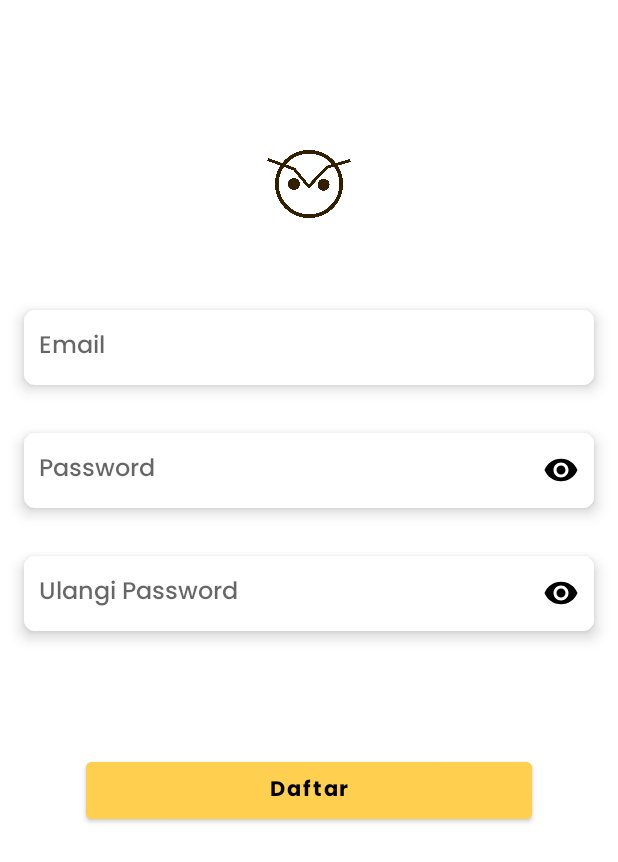
After one commit to ProjectDans/SmartEdu, an Android app: the RegisterActivity screen opened directly, with no data from a screen before it, on a phone screen of 412 x 824 dp. The commit adds this screen. Shown: the top 862 px of the screen. Run offline under Robolectric (Android 15) with nearby library versions, the phone set to English and light mode, and no system bars.

Commit message:
Membuat halaman register

```diff
--- a/app/src/main/AndroidManifest.xml
+++ b/app/src/main/AndroidManifest.xml
@@ -12,6 +12,13 @@
         android:supportsRtl="true"
         android:theme="@style/Theme.SmartEdu"
         tools:targetApi="31">
+        <activity
+            android:name=".RegisterActivity"
+            android:exported="false">
+            <meta-data
+                android:name="android.app.lib_name"
+                android:value="" />
+        </activity>
         <activity
             android:name=".LoginActivity"
             android:exported="false">
--- a/app/src/main/java/com/danscoding/smartedu/LoginActivity.kt
+++ b/app/src/main/java/com/danscoding/smartedu/LoginActivity.kt
@@ -1,11 +1,22 @@
 package com.danscoding.smartedu
 
+import android.content.Intent
 import androidx.appcompat.app.AppCompatActivity
 import android.os.Bundle
+import android.widget.TextView
 
 class LoginActivity : AppCompatActivity() {
+
+    lateinit var tvDaftar : TextView
+
     override fun onCreate(savedInstanceState: Bundle?) {
         super.onCreate(savedInstanceState)
         setContentView(R.layout.activity_login)
+
+        tvDaftar = findViewById(R.id.tvdaftardisini)
+        tvDaftar.setOnClickListener {
+            val intent = Intent(this@LoginActivity, RegisterActivity::class.java)
+            startActivity(intent)
+        }
     }
 }
--- /dev/null
+++ b/app/src/main/java/com/danscoding/smartedu/RegisterActivity.kt
@@ -0,0 +1,11 @@
+package com.danscoding.smartedu
+
+import androidx.appcompat.app.AppCompatActivity
+import android.os.Bundle
+
+class RegisterActivity : AppCompatActivity() {
+    override fun onCreate(savedInstanceState: Bundle?) {
+        super.onCreate(savedInstanceState)
+        setContentView(R.layout.activity_register)
+    }
+}
--- a/app/src/main/res/layout/activity_login.xml
+++ b/app/src/main/res/layout/activity_login.xml
@@ -23,7 +23,7 @@
         android:layout_height="45dp"
         android:layout_below="@id/tvsignin"
         android:layout_centerHorizontal="true"
-        android:layout_marginTop="55dp"
+        android:layout_marginTop="40dp"
         android:src="@drawable/logo2"/>
 
     <LinearLayout
@@ -156,6 +156,7 @@
             app:layout_constraintTop_toBottomOf="@+id/innerLinearLayout" />
 
         <TextView
+            android:id="@+id/tvdaftardisini"
             android:layout_width="wrap_content"
             android:layout_height="wrap_content"
             android:layout_below="@id/constraintLayout"
--- /dev/null
+++ b/app/src/main/res/layout/activity_register.xml
@@ -0,0 +1,82 @@
+<?xml version="1.0" encoding="utf-8"?>
+<RelativeLayout xmlns:android="http://schemas.android.com/apk/res/android"
+    xmlns:app="http://schemas.android.com/apk/res-auto"
+    xmlns:tools="http://schemas.android.com/tools"
+    android:layout_width="match_parent"
+    android:layout_height="match_parent"
+    tools:context=".RegisterActivity">
+
+    <ImageView
+        android:id="@+id/logo1"
+        android:layout_width="60dp"
+        android:layout_height="45dp"
+        android:layout_centerHorizontal="true"
+        android:layout_marginTop="100dp"
+        android:src="@drawable/logo2"/>
+
+    <LinearLayout
+        android:id="@+id/linearlayout"
+        android:layout_below="@+id/logo1"
+        android:layout_width="match_parent"
+        android:layout_height="wrap_content"
+        android:layout_marginTop="45dp"
+        android:orientation="vertical">
+
+        <EditText
+            android:id="@+id/emailEditText"
+            android:layout_width="match_parent"
+            android:layout_height="wrap_content"
+            android:layout_margin="16dp"
+            android:padding="10dp"
+            android:background="@drawable/custom_edittext"
+            android:inputType="textEmailAddress"
+            android:hint="Email"
+            android:textSize="16sp"
+            android:fontFamily="@font/poppinsmedium"
+            android:elevation="6dp"/>
+
+        <EditText
+            android:id="@+id/passwordEditText"
+            android:layout_width="match_parent"
+            android:layout_height="wrap_content"
+            android:layout_margin="16dp"
+            android:padding="10dp"
+            android:background="@drawable/custom_edittext"
+            android:inputType="textPassword"
+            android:hint="Password"
+            android:textSize="16sp"
+            android:fontFamily="@font/poppinsmedium"
+            android:drawableEnd="@drawable/ic_eye"
+            android:elevation="6dp"/>
+
+        <EditText
+            android:id="@+id/ulangpasswordEditText"
+            android:layout_width="match_parent"
+            android:layout_height="wrap_content"
+            android:layout_margin="16dp"
+            android:padding="10dp"
+            android:background="@drawable/custom_edittext"
+            android:inputType="textPassword"
+            android:hint="Ulangi Password"
+            android:textSize="16sp"
+            android:fontFamily="@font/poppinsmedium"
+            android:drawableEnd="@drawable/ic_eye"
+            android:elevation="6dp"/>
+
+    </LinearLayout>
+
+    <Button
+        android:layout_below="@id/linearlayout"
+        android:layout_centerHorizontal="true"
+        android:layout_width="297dp"
+        android:layout_height="50dp"
+        android:layout_marginTop="65dp"
+        android:backgroundTint="#FFD050"
+        android:elevation="6dp"
+        android:text="Daftar"
+        android:textAllCaps="false"
+        android:textColor="@color/black"
+        android:fontFamily="@font/poppinsbold"/>
+
+
+</RelativeLayout>
```
Also changed, not shown: 1 other file.
